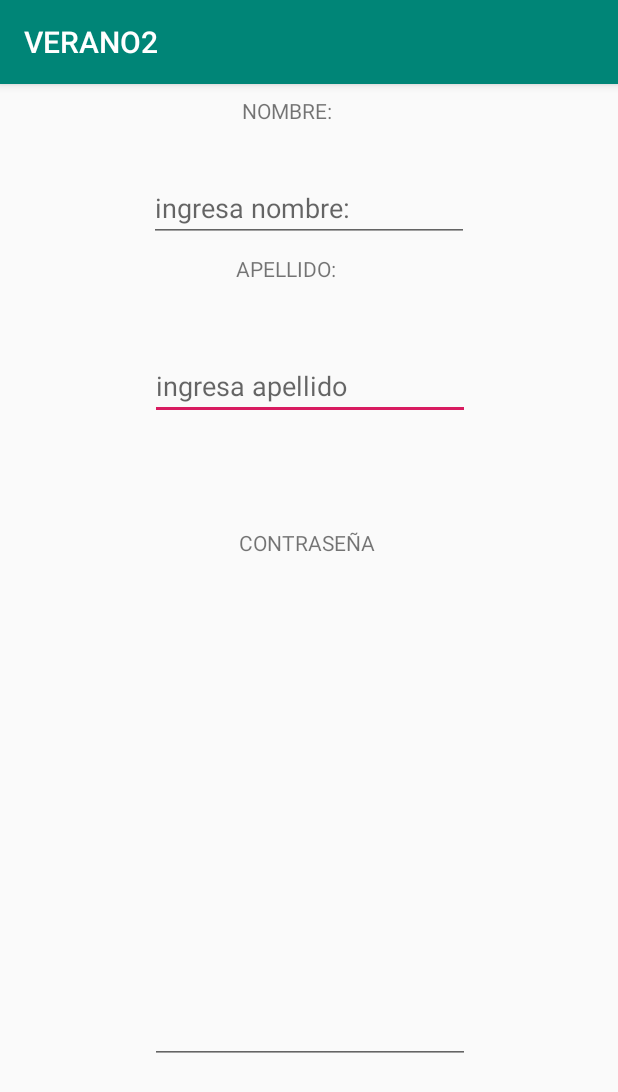
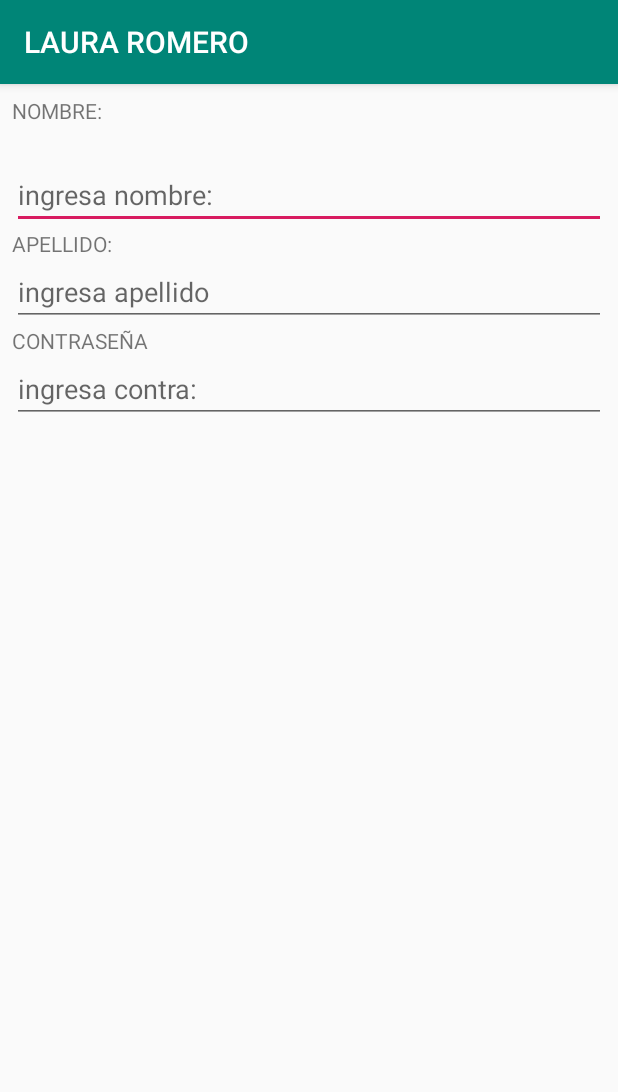
Before and after one commit to laurom333/verano2.0, an Android app: the screen it shows after launch (MainActivity), on a phone screen of 412 x 824 dp. Shown: the top 1092 px of the screen. Run offline under Robolectric (Android 15) with nearby library versions, the phone set to English and light mode, and no system bars.

Commit message:
segunda version l s Please enter the commit message for your changes. Lines starting

```diff
--- a/app/src/main/res/layout/activity_main.xml
+++ b/app/src/main/res/layout/activity_main.xml
@@ -6,101 +6,62 @@
     android:layout_height="match_parent"
     tools:context=".MainActivity">
 
-    <TextView
-        android:id="@+id/txt1"
-        android:layout_width="90dp"
-        android:layout_height="44dp"
-        android:layout_marginStart="8dp"
-        android:layout_marginLeft="8dp"
-        android:layout_marginTop="8dp"
-        android:layout_marginEnd="7dp"
-        android:layout_marginRight="7dp"
-        android:text="@string/txt1"
-        app:layout_constraintEnd_toEndOf="parent"
-        app:layout_constraintStart_toStartOf="parent"
-        app:layout_constraintTop_toTopOf="parent" />
-
-    <TextView
-        android:id="@+id/txt3"
-        android:layout_width="98dp"
-        android:layout_height="41dp"
+    <LinearLayout
+        android:layout_width="0dp"
+        android:layout_height="0dp"
         android:layout_marginStart="8dp"
         android:layout_marginLeft="8dp"
         android:layout_marginTop="8dp"
         android:layout_marginEnd="8dp"
         android:layout_marginRight="8dp"
-        android:text="@string/txt3"
+        android:layout_marginBottom="4dp"
+        android:orientation="vertical"
+        app:layout_constraintBottom_toBottomOf="parent"
         app:layout_constraintEnd_toEndOf="parent"
+        app:layout_constraintHorizontal_bias="0.0"
         app:layout_constraintStart_toStartOf="parent"
-        app:layout_constraintTop_toBottomOf="@+id/editText15" />
+        app:layout_constraintTop_toTopOf="parent">
+
+        <TextView
+            android:id="@+id/txt1"
+            android:layout_width="match_parent"
+            android:layout_height="43dp"
+            android:text="@string/txt1" />
+
+        <EditText
+            android:id="@+id/txt2"
+            android:layout_width="match_parent"
+            android:layout_height="wrap_content"
+            android:ems="10"
+            android:hint="@string/txt2"
+            android:inputType="textPersonName" />
+
+        <TextView
+            android:id="@+id/txt3"
+            android:layout_width="match_parent"
+            android:layout_height="wrap_content"
+            android:text="@string/txt3" />
 
         <EditText
             android:id="@+id/txt4"
-        android:layout_width="wrap_content"
+            android:layout_width="match_parent"
             android:layout_height="wrap_content"
-        android:layout_marginStart="8dp"
-        android:layout_marginLeft="8dp"
-        android:layout_marginTop="24dp"
-        android:layout_marginEnd="8dp"
-        android:layout_marginRight="8dp"
             android:ems="10"
             android:hint="@string/txt4"
-        android:inputType="textPersonName"
-        app:layout_constraintEnd_toEndOf="parent"
-        app:layout_constraintHorizontal_bias="0.503"
-        app:layout_constraintStart_toStartOf="parent"
-        app:layout_constraintTop_toBottomOf="@+id/txt3" />
+            android:inputType="textPersonName" />
 
         <TextView
             android:id="@+id/txt5"
-        android:layout_width="104dp"
-        android:layout_height="54dp"
-        android:layout_marginStart="8dp"
-        android:layout_marginLeft="8dp"
-        android:layout_marginTop="72dp"
-        android:layout_marginEnd="8dp"
-        android:layout_marginRight="8dp"
-        android:text="@string/txt5"
-        app:layout_constraintEnd_toEndOf="parent"
-        app:layout_constraintHorizontal_bias="0.519"
-        app:layout_constraintStart_toStartOf="parent"
-        app:layout_constraintTop_toBottomOf="@+id/txt4"
-        tools:text="@string/txt5" />
+            android:layout_width="match_parent"
+            android:layout_height="wrap_content"
+            android:text="@string/txt5" />
 
         <EditText
             android:id="@+id/txt6"
-        android:layout_width="wrap_content"
+            android:layout_width="match_parent"
             android:layout_height="wrap_content"
-        android:layout_marginStart="8dp"
-        android:layout_marginLeft="8dp"
-        android:layout_marginTop="8dp"
-        android:layout_marginEnd="8dp"
-        android:layout_marginRight="8dp"
-        android:layout_marginBottom="8dp"
             android:ems="10"
-        android:inputType="numberPassword"
-        app:layout_constraintBottom_toBottomOf="parent"
-        app:layout_constraintEnd_toEndOf="parent"
-        app:layout_constraintHorizontal_bias="0.503"
-        app:layout_constraintStart_toStartOf="parent"
-        app:layout_constraintTop_toBottomOf="@+id/txt5"
-        app:layout_constraintVertical_bias="0.701"
-        tools:text="@string/txt6" />
-
-    <EditText
-        android:id="@+id/editText15"
-        android:layout_width="wrap_content"
-        android:layout_height="wrap_content"
-        android:layout_marginStart="8dp"
-        android:layout_marginLeft="8dp"
-        android:layout_marginTop="8dp"
-        android:layout_marginEnd="8dp"
-        android:layout_marginRight="8dp"
-        android:ems="10"
-        android:hint="@string/txt2"
-        android:inputType="text|textPersonName"
-        app:layout_constraintEnd_toEndOf="parent"
-        app:layout_constraintStart_toStartOf="parent"
-        app:layout_constraintTop_toBottomOf="@+id/txt1" />
-
+            android:hint="@string/txt6"
+            android:inputType="numberPassword" />
+    </LinearLayout>
 </android.support.constraint.ConstraintLayout>
--- a/app/src/main/res/values/strings.xml
+++ b/app/src/main/res/values/strings.xml
@@ -1,5 +1,5 @@
 <resources>
-    <string name="app_name">VERANO2</string>
+    <string name="app_name">LAURA ROMERO</string>
     <string name="txt1">NOMBRE: </string>
     <string name="txt2">ingresa nombre: </string>
     <string name="txt3">APELLIDO: </string>
```
Lines whose indentation alone changed are shown as unchanged.
